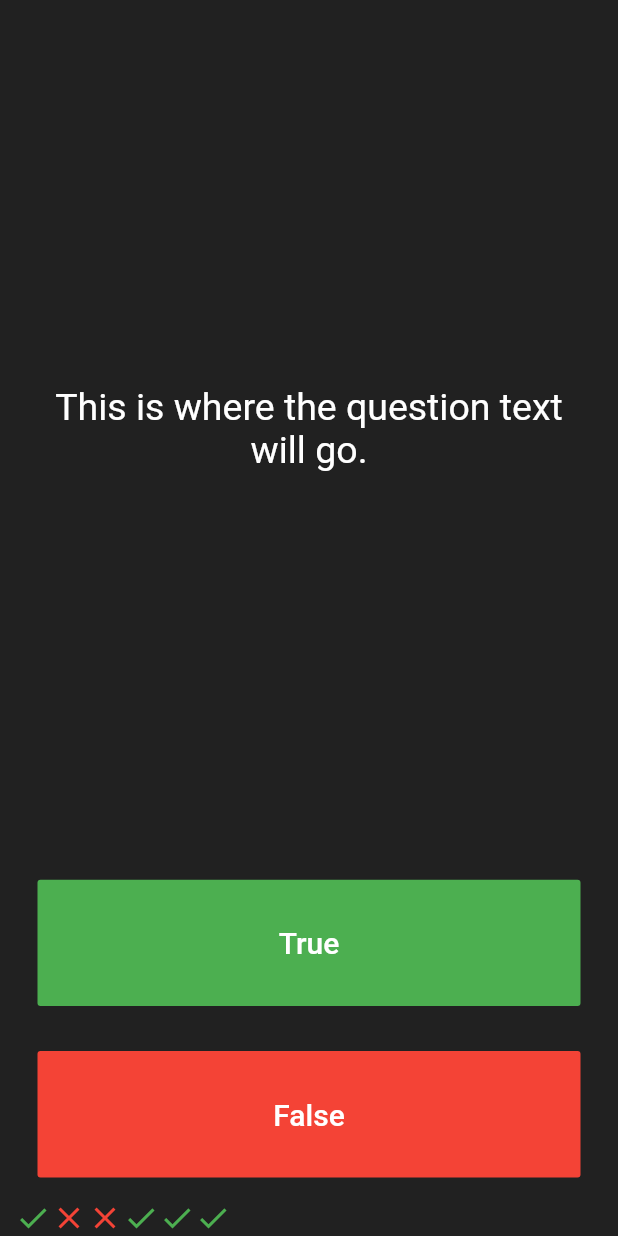
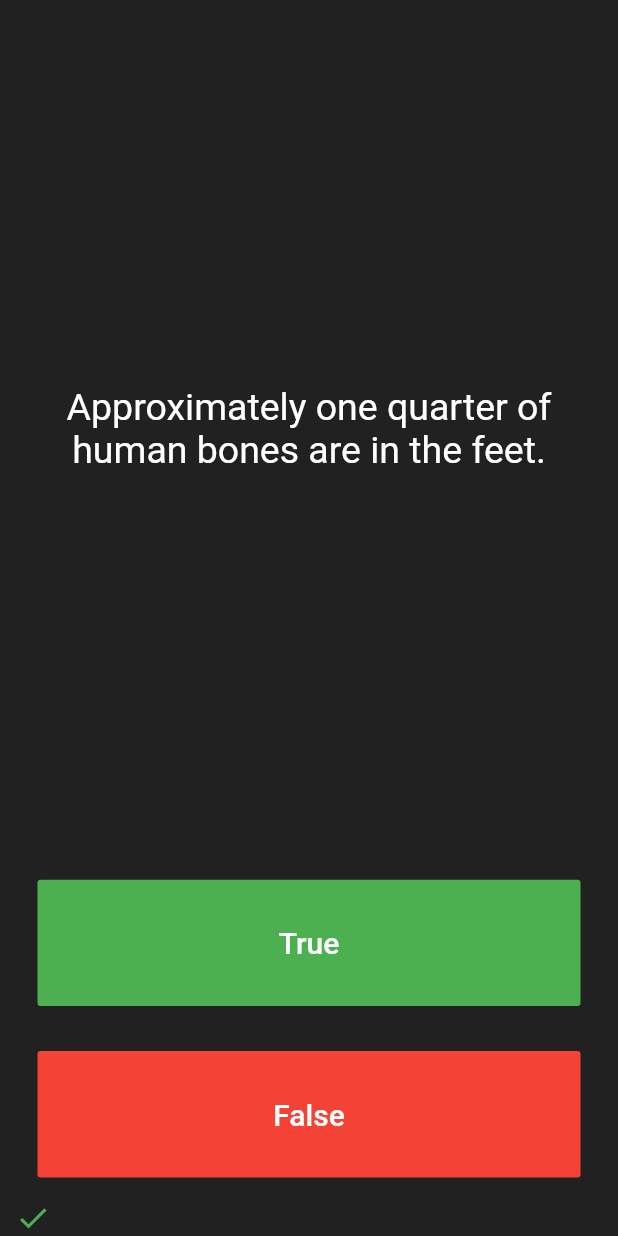
Before and after one commit to acdollard/quiz_app, a Flutter app: the screen it shows after launch, after a tap on "True", on a phone screen of 412 x 824 dp. Run offline on Flutter 3.47's test engine with Material 2 defaults, Android fonts, the phone set to English and light mode, and no system bars.

Commit message:
questions rendered

```diff
--- a/lib/main.dart
+++ b/lib/main.dart
@@ -31,23 +31,47 @@ class _QuizPageState extends State<QuizPage> {
       Icons.check,
       color: Colors.green,
     ),
-    Icon(
-      Icons.close,
-      color: Colors.red,
+  ];
+  List<Text> questions = [
+    Text(
+      'You can lead a cow down stairs but not up stairs.',
+      textAlign: TextAlign.center,
+      style: TextStyle(
+        fontSize: 25.0,
+        color: Colors.white,
+      ),
     ),
-    Icon(
-      Icons.close,
-      color: Colors.red,
+    Text('Approximately one quarter of human bones are in the feet.',
+      textAlign: TextAlign.center,
+      style: TextStyle(
+        fontSize: 25.0,
+        color: Colors.white,
+      ),
     ),
-    Icon(
-      Icons.check,
-      color: Colors.green,
+    Text('A slug\'s blood is green.',
+      textAlign: TextAlign.center,
+      style: TextStyle(
+        fontSize: 25.0,
+        color: Colors.white,
+      ),
     ),
-    Icon(
-      Icons.check,
-      color: Colors.green,
+    Text('The name Avocado is derived from the Incan word for testicle',
+      textAlign: TextAlign.center,
+      style: TextStyle(
+        fontSize: 25.0,
+        color: Colors.white,
+      ),
     ),
   ];
+  int iterator = 0;
+
+  Text returnText() {
+    if (iterator >= 4) {
+      iterator = 0;
+    } else {
+      return questions[iterator];
+    }
+  }
 
   @override
   Widget build(BuildContext context) {
@@ -60,14 +84,7 @@ class _QuizPageState extends State<QuizPage> {
           child: Padding(
             padding: EdgeInsets.all(10.0),
             child: Center(
-              child: Text(
-                'This is where the question text will go.',
-                textAlign: TextAlign.center,
-                style: TextStyle(
-                  fontSize: 25.0,
-                  color: Colors.white,
-                ),
-              ),
+              child: returnText(),
             ),
           ),
         ),
@@ -85,13 +102,10 @@ class _QuizPageState extends State<QuizPage> {
                 ),
               ),
               onPressed: (){
-              setState(() {
-                scoreKeeper.add(Icon(
-                  Icons.check,
-                  color: Colors.green,
-                ));
-              });
-  }
+                setState(() {
+                  iterator++;
+                });
+              },
             ),
           ),
         ),
```
